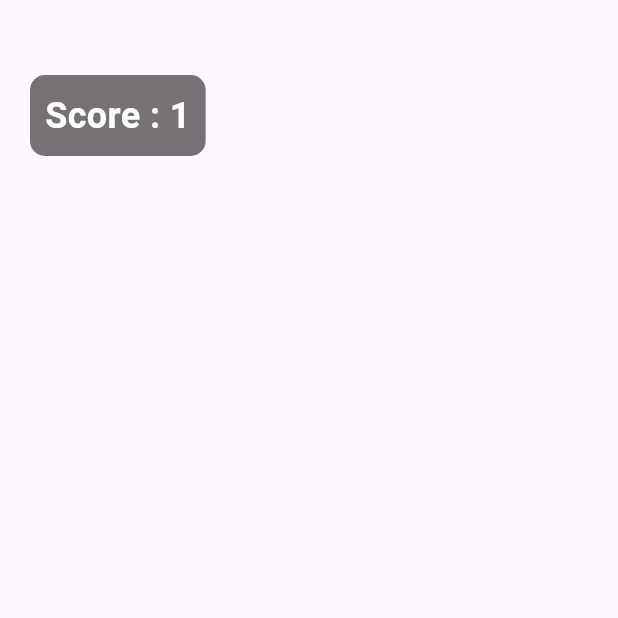
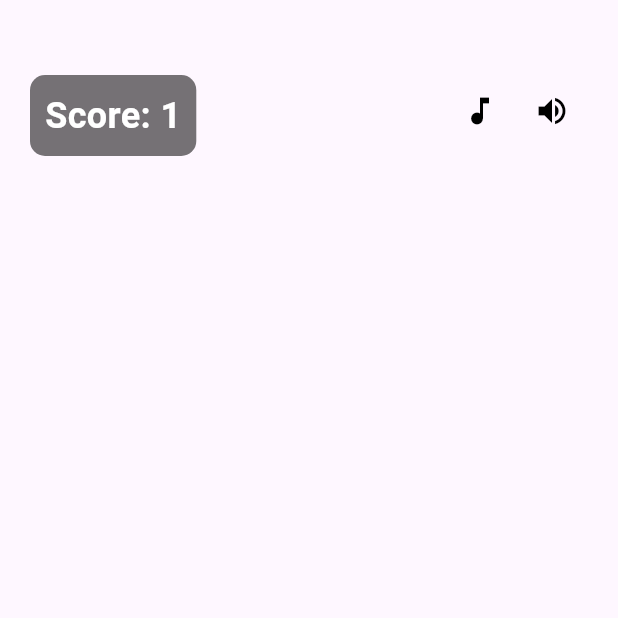
Before and after one commit to Noorania/game_mini, a Flutter app: the screen it shows after launch, on a phone screen of 412 x 824 dp, the top half of it. Run offline on Flutter 3.47's test engine with Material 3 defaults, Android fonts, the phone set to English and light mode, and no system bars.

Commit message:
(main.dart) menambahkan cobe button score

```diff
--- a/lib/main.dart
+++ b/lib/main.dart
@@ -16,10 +16,12 @@ class MyApp extends StatelessWidget {
 }
 
 class GameScreen extends StatefulWidget {
+  const GameScreen({super.key});
  @override
  State<GameScreen> createState() => GameScreenState();}
 
 class GameScreenState extends State<GameScreen> {
+  final ValueNotifier<int> counter = ValueNotifier(1);
   @override
   void initState() {
   super.initState();
@@ -39,16 +41,32 @@ class GameScreenState extends State<GameScreen> {
                 borderRadius: BorderRadius.circular(10),
               ),
 
-              child: const Text(
-                'Score : 1',
-                style: TextStyle(
-                  color: Colors.white,
-                  fontSize: 24,
-                  fontWeight: FontWeight.bold,
-                ),
+              child:  ValueListenableBuilder<int>(
+              valueListenable: counter,
+              builder: (context, score, child){
+                return Text(
+                  'Score: $score',
+                  style: const TextStyle(
+                    color: Colors.white,
+                    fontSize: 24,
+                    fontWeight: FontWeight.bold,
+                  ),
+                );
+              },
               ),
             )
-          )
+          ),
+
+          //untuk gambar icon
+          Positioned(
+            top: 50,
+            right: 20,
+            child: Row(
+              children: [IconButton(icon: const Icon(Icons.music_note, color: Colors.black,),onPressed: ()   {},),
+              IconButton(icon: const Icon(Icons.volume_up, color: Colors.black,),onPressed: ()   {},),
+              ],
+            ))
+
         ],
       )
     );
```
